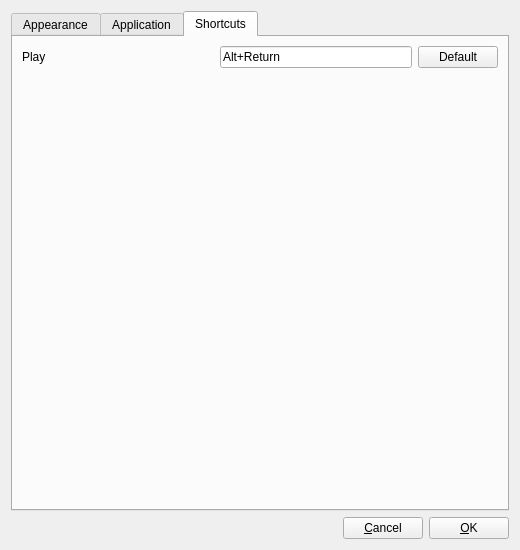
Old version of the form src/settingswindow.ui in the repository eugene-melnik/alexandra.
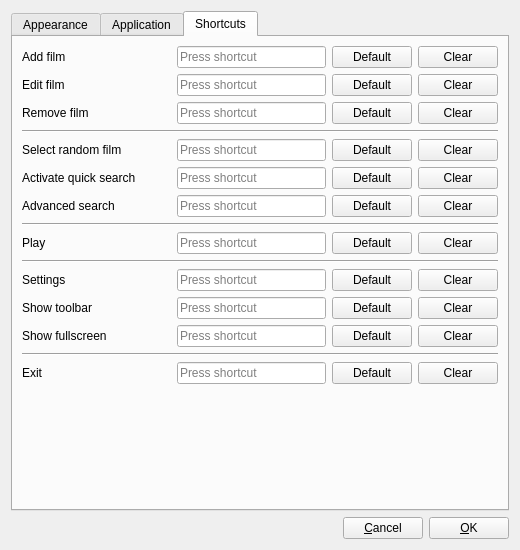
New version of the form. The open tabs and pages were chosen to show the change. Icons and pictures are not drawn.

Commit message: Shortcuts settings

```diff
--- a/src/settingswindow.ui
+++ b/src/settingswindow.ui
@@ -745,7 +745,189 @@
       </attribute>
       <layout class="QVBoxLayout" name="verticalLayout_11">
        <item>
-        <layout class="QHBoxLayout" name="hl14" stretch="1,1,0">
+        <layout class="QHBoxLayout" name="hlAddFilm" stretch="1,1,0,0">
+         <item>
+          <widget class="QLabel" name="labelAddFilm">
+           <property name="text">
+            <string>Add film</string>
+           </property>
+          </widget>
+         </item>
+         <item>
+          <widget class="QKeySequenceEdit" name="kseAddFilm"/>
+         </item>
+         <item>
+          <widget class="QPushButton" name="bDefaultAddFilm">
+           <property name="text">
+            <string>Default</string>
+           </property>
+          </widget>
+         </item>
+         <item>
+          <widget class="QPushButton" name="bClearAddFilm">
+           <property name="text">
+            <string>Clear</string>
+           </property>
+          </widget>
+         </item>
+        </layout>
+       </item>
+       <item>
+        <layout class="QHBoxLayout" name="hlEditFilm" stretch="1,1,0,0">
+         <item>
+          <widget class="QLabel" name="labelEditFilm">
+           <property name="text">
+            <string>Edit film</string>
+           </property>
+          </widget>
+         </item>
+         <item>
+          <widget class="QKeySequenceEdit" name="kseEditFilm"/>
+         </item>
+         <item>
+          <widget class="QPushButton" name="bDefaultEditFilm">
+           <property name="text">
+            <string>Default</string>
+           </property>
+          </widget>
+         </item>
+         <item>
+          <widget class="QPushButton" name="bClearEditFilm">
+           <property name="text">
+            <string>Clear</string>
+           </property>
+          </widget>
+         </item>
+        </layout>
+       </item>
+       <item>
+        <layout class="QHBoxLayout" name="hlRemoveFilm" stretch="1,1,0,0">
+         <item>
+          <widget class="QLabel" name="labelRemoveFilm">
+           <property name="text">
+            <string>Remove film</string>
+           </property>
+          </widget>
+         </item>
+         <item>
+          <widget class="QKeySequenceEdit" name="kseRemoveFilm"/>
+         </item>
+         <item>
+          <widget class="QPushButton" name="bDefaultRemoveFilm">
+           <property name="text">
+            <string>Default</string>
+           </property>
+          </widget>
+         </item>
+         <item>
+          <widget class="QPushButton" name="bClearRemoveFilm">
+           <property name="text">
+            <string>Clear</string>
+           </property>
+          </widget>
+         </item>
+        </layout>
+       </item>
+       <item>
+        <widget class="Line" name="line3_0">
+         <property name="orientation">
+          <enum>Qt::Horizontal</enum>
+         </property>
+        </widget>
+       </item>
+       <item>
+        <layout class="QHBoxLayout" name="hlSelectRandomFilm" stretch="1,1,0,0">
+         <item>
+          <widget class="QLabel" name="labelSelectRandomFilm">
+           <property name="text">
+            <string>Select random film</string>
+           </property>
+          </widget>
+         </item>
+         <item>
+          <widget class="QKeySequenceEdit" name="kseSelectRandomFilm"/>
+         </item>
+         <item>
+          <widget class="QPushButton" name="bDefaultSelectRandomFilm">
+           <property name="text">
+            <string>Default</string>
+           </property>
+          </widget>
+         </item>
+         <item>
+          <widget class="QPushButton" name="bClearSelectRandomFilm">
+           <property name="text">
+            <string>Clear</string>
+           </property>
+          </widget>
+         </item>
+        </layout>
+       </item>
+       <item>
+        <layout class="QHBoxLayout" name="hlActivateQuickSearch" stretch="1,1,0,0">
+         <item>
+          <widget class="QLabel" name="labelActivateQuickSearch">
+           <property name="text">
+            <string>Activate quick search</string>
+           </property>
+          </widget>
+         </item>
+         <item>
+          <widget class="QKeySequenceEdit" name="kseActivateQuickSearch"/>
+         </item>
+         <item>
+          <widget class="QPushButton" name="bDefaultActivateQuickSearch">
+           <property name="text">
+            <string>Default</string>
+           </property>
+          </widget>
+         </item>
+         <item>
+          <widget class="QPushButton" name="bClearActivateQuickSearch">
+           <property name="text">
+            <string>Clear</string>
+           </property>
+          </widget>
+         </item>
+        </layout>
+       </item>
+       <item>
+        <layout class="QHBoxLayout" name="hlAdvancedSearch" stretch="1,1,0,0">
+         <item>
+          <widget class="QLabel" name="labelAdvancedSearch">
+           <property name="text">
+            <string>Advanced search</string>
+           </property>
+          </widget>
+         </item>
+         <item>
+          <widget class="QKeySequenceEdit" name="kseAdvancedSearch"/>
+         </item>
+         <item>
+          <widget class="QPushButton" name="bDefaultAdvancedSearch">
+           <property name="text">
+            <string>Default</string>
+           </property>
+          </widget>
+         </item>
+         <item>
+          <widget class="QPushButton" name="bClearAdvancedSearch">
+           <property name="text">
+            <string>Clear</string>
+           </property>
+          </widget>
+         </item>
+        </layout>
+       </item>
+       <item>
+        <widget class="Line" name="line3_1">
+         <property name="orientation">
+          <enum>Qt::Horizontal</enum>
+         </property>
+        </widget>
+       </item>
+       <item>
+        <layout class="QHBoxLayout" name="hlPlay" stretch="1,1,0,0">
          <item>
           <widget class="QLabel" name="labelPlay">
            <property name="text">
@@ -754,23 +936,152 @@
           </widget>
          </item>
          <item>
-          <widget class="QKeySequenceEdit" name="ksePlay">
-           <property name="keySequence">
-            <string notr="true">Alt+Return</string>
+          <widget class="QKeySequenceEdit" name="ksePlay"/>
+         </item>
+         <item>
+          <widget class="QPushButton" name="bDefaultPlay">
+           <property name="text">
+            <string>Default</string>
            </property>
           </widget>
          </item>
          <item>
-          <widget class="QPushButton" name="bDefaultPlayShortcut">
+          <widget class="QPushButton" name="bClearPlay">
            <property name="text">
+            <string>Clear</string>
+           </property>
+          </widget>
+         </item>
+        </layout>
+       </item>
+       <item>
+        <widget class="Line" name="line3_2">
+         <property name="orientation">
+          <enum>Qt::Horizontal</enum>
+         </property>
+        </widget>
+       </item>
+       <item>
+        <layout class="QHBoxLayout" name="hlSettings" stretch="1,1,0,0">
+         <item>
+          <widget class="QLabel" name="labelSettings">
+           <property name="text">
+            <string>Settings</string>
+           </property>
+          </widget>
+         </item>
+         <item>
+          <widget class="QKeySequenceEdit" name="kseSettings"/>
+         </item>
+         <item>
+          <widget class="QPushButton" name="bDefaultSettings">
+           <property name="text">
             <string>Default</string>
            </property>
           </widget>
          </item>
+         <item>
+          <widget class="QPushButton" name="bClearSettings">
+           <property name="text">
+            <string>Clear</string>
+           </property>
+          </widget>
+         </item>
         </layout>
        </item>
        <item>
-        <spacer name="vs3">
+        <layout class="QHBoxLayout" name="hlShowToolbar" stretch="1,1,0,0">
+         <item>
+          <widget class="QLabel" name="labelShowToolbar">
+           <property name="text">
+            <string>Show toolbar</string>
+           </property>
+          </widget>
+         </item>
+         <item>
+          <widget class="QKeySequenceEdit" name="kseShowToolbar"/>
+         </item>
+         <item>
+          <widget class="QPushButton" name="bDefaultShowToolbar">
+           <property name="text">
+            <string>Default</string>
+           </property>
+          </widget>
+         </item>
+         <item>
+          <widget class="QPushButton" name="bClearShowToolbar">
+           <property name="text">
+            <string>Clear</string>
+           </property>
+          </widget>
+         </item>
+        </layout>
+       </item>
+       <item>
+        <layout class="QHBoxLayout" name="hlShowFullscreen" stretch="1,1,0,0">
+         <item>
+          <widget class="QLabel" name="labelShowFullscreen">
+           <property name="text">
+            <string>Show fullscreen</string>
+           </property>
+          </widget>
+         </item>
+         <item>
+          <widget class="QKeySequenceEdit" name="kseShowFullscreen"/>
+         </item>
+         <item>
+          <widget class="QPushButton" name="bDefaultShowFullscreen">
+           <property name="text">
+            <string>Default</string>
+           </property>
+          </widget>
+         </item>
+         <item>
+          <widget class="QPushButton" name="bClearShowFullscreen">
+           <property name="text">
+            <string>Clear</string>
+           </property>
+          </widget>
+         </item>
+        </layout>
+       </item>
+       <item>
+        <widget class="Line" name="line3_3">
+         <property name="orientation">
+          <enum>Qt::Horizontal</enum>
+         </property>
+        </widget>
+       </item>
+       <item>
+        <layout class="QHBoxLayout" name="hlExit" stretch="1,1,0,0">
+         <item>
+          <widget class="QLabel" name="labelExit">
+           <property name="text">
+            <string>Exit</string>
+           </property>
+          </widget>
+         </item>
+         <item>
+          <widget class="QKeySequenceEdit" name="kseExit"/>
+         </item>
+         <item>
+          <widget class="QPushButton" name="bDefaultExit">
+           <property name="text">
+            <string>Default</string>
+           </property>
+          </widget>
+         </item>
+         <item>
+          <widget class="QPushButton" name="bClearExit">
+           <property name="text">
+            <string>Clear</string>
+           </property>
+          </widget>
+         </item>
+        </layout>
+       </item>
+       <item>
+        <spacer name="vsShortcuts">
          <property name="orientation">
           <enum>Qt::Vertical</enum>
          </property>
```
Left out of the diff: 8 changed lines with no effect on the pictures. The commit also changes 9 other files.
